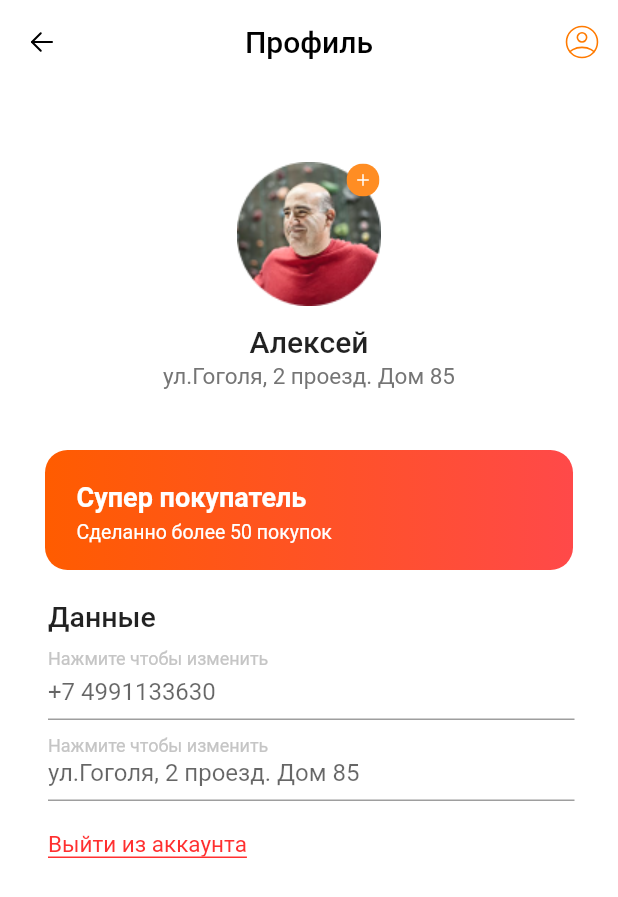
After one commit to IceUnite/guga_screen, a Flutter app: the screen it shows after launch, on a phone screen of 412 x 824 dp. The commit adds this screen. Shown: the top 897 px of the screen. Run offline on Flutter 3.47's test engine with Material 2 defaults, Android fonts, the phone set to English and light mode, and no system bars; our stand-ins replace flutter_riverpod, flutter_svg, freezed_annotation, riverpod; missing offline and left inert: dart:ffi.

Commit message:
Сделал интерфейс страницы пользователя

```diff
--- a/lib/app/app.dart
+++ b/lib/app/app.dart
@@ -15,7 +15,7 @@ class MyApp extends StatelessWidget {
     return ProviderScope(
       child: MaterialApp(
         routes: navigation.routes,
-        initialRoute: AppRoutesKeys.basketpage,
+        initialRoute: AppRoutesKeys.profilepage,
         onGenerateRoute: JKXRoutes.onGenerateRoute,
         navigatorKey: NavigationManager.hostNavigatorKey,
         title: 'Flutter Demo',
--- a/lib/app/navigation/main_navigation.dart
+++ b/lib/app/navigation/main_navigation.dart
@@ -4,6 +4,7 @@ import 'package:guga_screen/map_page/map_page_ui.dart';
 import 'package:guga_screen/register_page/register_page_ui.dart';
 import '../../code_page/code_page_ui.dart';
 import '../../product_page/product_page_ui.dart';
+import '../../profile_page/profile_page_ui.dart';
 
 
 abstract class AppRoutesKeys {
@@ -12,6 +13,7 @@ abstract class AppRoutesKeys {
   static const mappage = 'map_page';
   static const productpage = 'product_page';
   static const basketpage = 'basket_page';
+  static const profilepage = 'profile_page';
 
 }
 
@@ -23,5 +25,6 @@ class MainNavigation {
     AppRoutesKeys.mappage: (context) => const MapPage(),
     AppRoutesKeys.productpage: (context) => const ProductPage(),
     AppRoutesKeys.basketpage: (context) => const BasketPage(),
+    AppRoutesKeys.profilepage: (context) => const ProfilePage(),
   };
 }
--- a/lib/app/navigation/manager.dart
+++ b/lib/app/navigation/manager.dart
@@ -18,6 +18,7 @@ class NavigationManager {
   void openMapPage() => state?.pushNamed(AppRoutesKeys.mappage);
   void openProductPage() => state?.pushNamed(AppRoutesKeys.productpage);
   void openBasketPage() => state?.pushNamed(AppRoutesKeys.basketpage);
+  void openProfilePage() => state?.pushNamed(AppRoutesKeys.profilepage);
 
 
 }
--- a/lib/basket_page/models/basket_page_state.dart
+++ b/lib/basket_page/models/basket_page_state.dart
@@ -34,9 +34,9 @@ class BasketPageStateHolder extends StateNotifier<BasketPageState> {
         isFavourite: isFavourite,
         selectedIndex: selectedIndex,
       );
-  void setSelectTrash(List<bool> isFavourite, int selectedIndex) =>
+  void setSelectTrash(List<bool> isTrash, int selectedIndex) =>
       state = state.copyWith(
-        isTrash: isFavourite,
+        isTrash: isTrash,
         selectedIndex: selectedIndex,
       );
 }
--- a/lib/basket_page/widgets/product_widget.dart
+++ b/lib/basket_page/widgets/product_widget.dart
@@ -30,7 +30,6 @@ class ProductWidget extends ConsumerStatefulWidget {
 class _ProductWidgetState extends ConsumerState<ProductWidget> {
   @override
   Widget build(BuildContext context) {
-    //print(widget.index);
     final manager = ref.watch(basketManagerProvider);
     final basketPageState = ref.watch(basketPageStateProvider);
     return Container(
--- /dev/null
+++ b/lib/profile_page/Widgets/achievment.dart
@@ -0,0 +1,140 @@
+import 'package:flutter/material.dart';
+
+class ProfileAchievment extends StatelessWidget {
+  final int number;
+
+  const ProfileAchievment({Key? key, required this.number}) : super(key: key);
+
+  @override
+  Widget build(BuildContext context) {
+    switch (number) {
+      case 1:
+        return Container(
+          margin: const EdgeInsets.only(left: 30, right: 30),
+          padding: const EdgeInsets.only(top: 21, left: 21),
+          decoration: BoxDecoration(
+              gradient: const LinearGradient(
+                begin: Alignment.centerLeft,
+                colors: [
+                  Color(0xff04B600),
+                  Color(0xff00C013),
+                ],
+              ),
+              borderRadius: BorderRadius.circular(15)),
+          width: double.infinity,
+          height: 80,
+          child: Column(
+            crossAxisAlignment: CrossAxisAlignment.start,
+            children: const [
+              SizedBox(
+                  height: 17.46,
+                  child: Text(
+                    "Новичек",
+                    style: TextStyle(
+                        fontSize: 18,
+                        fontWeight: FontWeight.w600,
+                        color: Colors.white),
+                  )),
+              SizedBox(
+                height: 5,
+              ),
+              SizedBox(
+                  height: 15.6,
+                  child: Text(
+                    "Сделанно менее 10 покупок",
+                    style: TextStyle(
+                        fontSize: 13,
+                        fontWeight: FontWeight.w400,
+                        color: Colors.white),
+                  )),
+            ],
+          ),
+        );
+      case 2:
+        return Container(
+          margin: const EdgeInsets.only(left: 30, right: 30),
+          padding: const EdgeInsets.only(top: 21, left: 21),
+          decoration: BoxDecoration(
+              gradient: const LinearGradient(
+                begin: Alignment.centerLeft,
+                colors: [
+                  Color(0xff6100FF),
+                  Color(0xff497CFF),
+                ],
+              ),
+              borderRadius: BorderRadius.circular(15)),
+          width: double.infinity,
+          height: 80,
+          child: Column(
+            crossAxisAlignment: CrossAxisAlignment.start,
+            children: const [
+              SizedBox(
+                  height: 18,
+                  child: Text(
+                    "Постоянный покупатель",
+                    style: TextStyle(
+                        fontSize: 18,
+                        fontWeight: FontWeight.w600,
+                        color: Colors.white),
+                  )),
+              SizedBox(
+                height: 5,
+              ),
+              SizedBox(
+                  height: 15.6,
+                  child: Text(
+                    "Сделанно 20-50 покупок",
+                    style: TextStyle(
+                        fontSize: 13,
+                        fontWeight: FontWeight.w400,
+                        color: Colors.white),
+                  )),
+            ],
+          ),
+        );
+      case 3:
+        return Container(
+          margin: const EdgeInsets.only(left: 30, right: 30),
+          padding: const EdgeInsets.only(top: 21, left: 21),
+          decoration: BoxDecoration(
+              gradient: const LinearGradient(
+                begin: Alignment.centerLeft,
+                colors: [
+                  Color(0xffFF5C00),
+                  Color(0xffFF4949),
+                ],
+              ),
+               borderRadius: BorderRadius.circular(15)),
+          width: double.infinity,
+          height: 80,
+          child: Column(
+            crossAxisAlignment: CrossAxisAlignment.start,
+            children: const [
+              SizedBox(
+                  child: Text(
+                    "Супер покупатель",
+                    style: TextStyle(
+                        fontSize: 18,
+                        fontWeight: FontWeight.w600,
+                        color: Colors.white),
+                  )),
+              SizedBox(
+                height: 5,
+              ),
+              SizedBox(
+                  height: 15.6,
+                  child: Text(
+                    "Сделанно более 50 покупок",
+                    style: TextStyle(
+                        fontSize: 13,
+                        fontWeight: FontWeight.w400,
+                        color: Colors.white),
+                  )),
+            ],
+          ),
+        );
+      default:
+        return Container(child: Text('Передайте 1 2 или 3'),);
+    }
+  }
+}
--- /dev/null
+++ b/lib/profile_page/Widgets/profile_appbar.dart
@@ -0,0 +1,34 @@
+import 'package:flutter/material.dart';
+import 'package:flutter_svg/flutter_svg.dart';
+
+ProfileAppBar() {
+  return AppBar(
+    elevation: 0,
+    backgroundColor: Color(0xffFFFFFF),
+    title: Text(
+      "Профиль",
+      style: TextStyle(color: Colors.black),
+    ),
+    centerTitle: true,
+    leading: IconButton(
+      splashRadius: 16,
+      icon: SvgPicture.asset(
+        'assets/icons/arrow.svg',
+        width: 20,
+        height: 20,
+      ),
+      onPressed: () {},
+    ),
+    actions: <Widget>[
+      IconButton(
+        splashRadius: 16,
+        onPressed: () {},
+        icon: SvgPicture.asset(
+          'assets/icons/Profile.svg',
+          width: 23,
+          height: 23,
+        ),
+      )
+    ],
+  );
+}
--- /dev/null
+++ b/lib/profile_page/profile_page_ui.dart
@@ -0,0 +1,179 @@
+import 'package:flutter/material.dart';
+import 'package:flutter_riverpod/flutter_riverpod.dart';
+import 'package:flutter_svg/flutter_svg.dart';
+import 'Widgets/achievment.dart';
+import 'Widgets/profile_appbar.dart';
+
+class ProfilePage extends ConsumerStatefulWidget {
+  const ProfilePage({Key? key}) : super(key: key);
+
+  @override
+  ConsumerState<ProfilePage> createState() => _ProfilePageState();
+}
+
+TextEditingController phoneController = TextEditingController();
+TextEditingController adressController = TextEditingController();
+
+class _ProfilePageState extends ConsumerState<ProfilePage> {
+  String Phone = '+7 4991133630';
+  String Adress = 'ул.Гоголя, 2 проезд. Дом 85';
+
+  @override
+  Widget build(BuildContext context) {
+    return Scaffold(
+      backgroundColor: Colors.white,
+      appBar: ProfileAppBar(),
+      body: SingleChildScrollView(
+        child: Column(
+          children: [
+            const SizedBox(
+              height: 40,
+            ),
+            Center(
+              child: SizedBox(
+                width: 120,
+                height: 120,
+                child: Stack(
+                  alignment: AlignmentDirectional.topEnd,
+                  children: [
+                    Center(
+                      child: Container(
+                          width: 96,
+                          height: 96,
+                          child:
+                              Image.asset('assets/images/Profile_Photo.png')),
+                    ),
+                    Container(
+                      child: IconButton(
+                          splashRadius: 16,
+                          onPressed: () {},
+                          icon: SvgPicture.asset(
+                            'assets/icons/Profile_Photo_Change.svg',
+                            width: 22,
+                            height: 22,
+                          )),
+                    )
+                  ],
+                ),
+              ),
+            ),
+            const SizedBox(
+              height: 24,
+              child: Center(
+                child: Text(
+                  "Алексей",
+                  style: TextStyle(fontSize: 20, fontWeight: FontWeight.w500),
+                ),
+              ),
+            ),
+            const SizedBox(
+              height: 2,
+            ),
+            SizedBox(
+              height: 18,
+              child: Center(
+                child: Text(
+                  Adress,
+                  style: const TextStyle(
+                      fontSize: 15,
+                      fontWeight: FontWeight.w400,
+                      color: Color(0xff757575)),
+                ),
+              ),
+            ),
+            const SizedBox(
+              height: 40,
+            ),
+            const ProfileAchievment(
+              number: 3,
+            ),
+            const SizedBox(
+              height: 20,
+            ),
+            Container(
+              width: double.infinity,
+              margin: const EdgeInsets.only(left: 32, right: 29),
+              child: Column(
+                crossAxisAlignment: CrossAxisAlignment.start,
+                children: [
+                  const Text(
+                    'Данные',
+                    style: TextStyle(
+                      fontSize: 19,
+                      fontWeight: FontWeight.w500,
+                    ),
+                  ),
+                  const SizedBox(
+                    height: 10,
+                  ),
+                  const Text(
+                    "Нажмите чтобы изменить",
+                    style: TextStyle(
+                      fontWeight: FontWeight.w400,
+                      fontSize: 12,
+                      color: Color(0xffC5C5C5),
+                    ),
+                  ),
+                  const SizedBox(
+                    height: 4,
+                  ),
+                  SizedBox(
+                    height: 30,
+                    child: TextField(
+                      controller: phoneController,
+                      decoration: InputDecoration(
+                        hintText: Phone
+                      ),
+
+                    ),
+                  ),
+                  const SizedBox(
+                    height: 10,
+                  ),
+                  const Text(
+                    "Нажмите чтобы изменить",
+                    style: TextStyle(
+                      fontWeight: FontWeight.w400,
+                      fontSize: 12,
+                      color: Color(0xffC5C5C5),
+                    ),
+                  ),
+                  SizedBox(
+                    height: 30,
+                    child: TextField(
+                      decoration: InputDecoration(
+                          hintText: Adress
+                      ),
+                      controller: adressController,
+                    ),
+                  ),
+                  const SizedBox(
+                    height: 20,
+                  ),
+                  GestureDetector(
+                    onTap: () {},
+                    child: Container(
+                      decoration: const BoxDecoration(
+                          border: Border(
+                              bottom: BorderSide(
+                                  color: Color(0xffFF3030), width: 1))),
+                      height: 18,
+                      child: const Text(
+                        "Выйти из аккаунта",
+                        style: TextStyle(
+                          fontSize: 15,
+                          fontWeight: FontWeight.w400,
+                          color: Color(0xffFF3030),
+                        ),
+                      ),
+                    ),
+                  ),
+                ],
+              ),
+            ),
+          ],
+        ),
+      ),
+    );
+  }
+}
--- a/pubspec.yaml
+++ b/pubspec.yaml
@@ -36,7 +36,7 @@ dependencies:
   # Use with the CupertinoIcons class for iOS style icons.
   cupertino_icons: ^1.0.2
   flutter_riverpod: ^2.1.3
-  flutter_svg: ^1.1.6
+  flutter_svg: ^2.0.1
 
 
 dev_dependencies:
@@ -66,6 +66,7 @@ flutter:
   # To add assets to your application, add an assets section, like this:
   assets:
     - assets/images/
+    - assets/icons/
 
   # An image asset can refer to one or more resolution-specific "variants", see
   # https://flutter.dev/assets-and-images/#resolution-aware
```
Also changed, not shown: assets/icons/Group.svg (added), assets/icons/Plus.svg (added), assets/icons/Profile.svg (added), assets/icons/Profile_Photo_Change.svg (added), assets/images/Profile_Photo.png (added), pubspec.lock.
